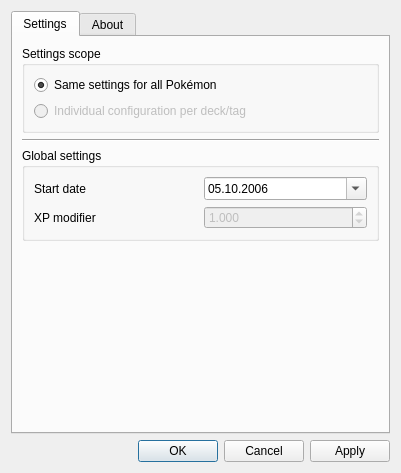
Qt form designer/pokemanki_options.ui (zjosua/Pokemanki) before a commit.
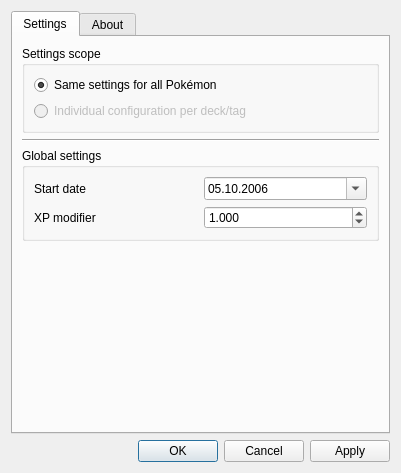
The same form after that commit.

Commit message:
Implement global xp modifier setting
Resolves #39

Refactoring without change of functionality:
- Simplify the adjustedivl calculation
- Change some config queries to use get(), making them more robust

What changed in the file:
```diff
--- a/designer/pokemanki_options.ui
+++ b/designer/pokemanki_options.ui
@@ -112,9 +112,6 @@
           </item>
           <item row="2" column="1">
            <widget class="QDoubleSpinBox" name="dsb_xp_modifier_global">
-            <property name="enabled">
-             <bool>false</bool>
-            </property>
             <property name="toolTip">
              <string>not implemented yet</string>
             </property>
```
Left out of the diff: 4 changed lines with no effect on the pictures. The commit also changes 2 other files.
